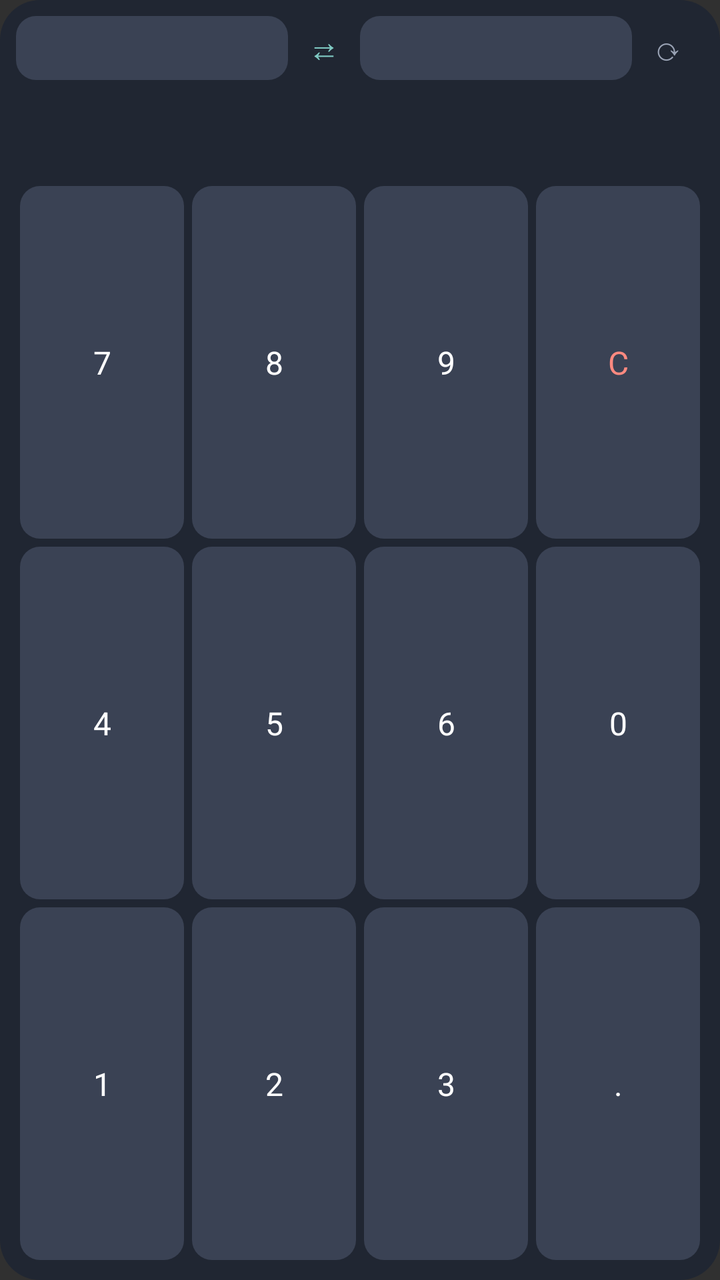
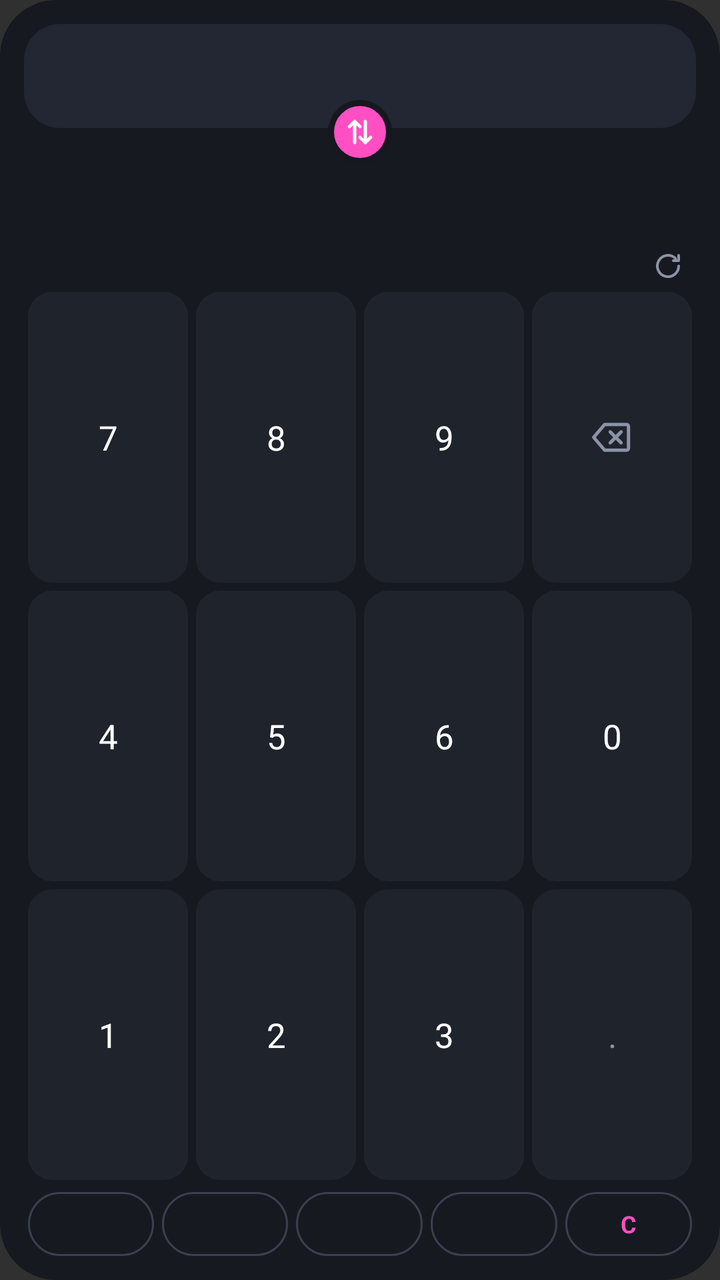

Before-and-after screenshots of an Android layout around one commit, followed by the original layout XML and the change that was made.
<!-- AndroidManifest.xml: application theme android:Theme.Material.NoActionBar -->
<!-- res/layout/fx_widget.xml -->
<?xml version="1.0" encoding="utf-8"?>
<LinearLayout xmlns:android="http://schemas.android.com/apk/res/android"
    android:layout_width="match_parent"
    android:layout_height="match_parent"
    android:background="@drawable/bg"
    android:orientation="vertical"
    android:padding="8dp">

    <LinearLayout
        android:layout_width="match_parent"
        android:layout_height="32dp"
        android:gravity="center_vertical"
        android:orientation="horizontal">
        <TextView android:id="@+id/from_btn" style="@style/FxCurrency" />
        <TextView android:id="@+id/swap_btn" android:layout_width="36dp" android:layout_height="match_parent"
            android:gravity="center" android:textColor="#80CBC4" android:textSize="16sp" android:text="⇄" />
        <TextView android:id="@+id/to_btn" style="@style/FxCurrency" />
        <TextView android:id="@+id/refresh_btn" android:layout_width="36dp" android:layout_height="match_parent"
            android:gravity="center" android:textColor="#9AA3B5" android:textSize="16sp" android:text="⟳" />
    </LinearLayout>

    <LinearLayout
        android:layout_width="match_parent"
        android:layout_height="wrap_content"
        android:layout_marginTop="4dp"
        android:gravity="bottom"
        android:orientation="horizontal">
        <TextView android:id="@+id/amount" android:layout_width="0dp" android:layout_height="wrap_content"
            android:layout_weight="1" android:singleLine="true"
            android:textColor="#FFFFFF" android:textSize="20sp" />
        <TextView android:id="@+id/result" android:layout_width="wrap_content" android:layout_height="wrap_content"
            android:singleLine="true" android:textColor="#80CBC4" android:textSize="22sp" android:textStyle="bold" />
    </LinearLayout>

    <TextView android:id="@+id/status" android:layout_width="match_parent" android:layout_height="wrap_content"
        android:paddingBottom="4dp" android:singleLine="true" android:ellipsize="end"
        android:textColor="#9AA3B5" android:textSize="10sp" />

    <LinearLayout style="@style/FxKeyRow">
        <TextView android:id="@+id/k7" style="@style/FxKey" android:text="7" />
        <TextView android:id="@+id/k8" style="@style/FxKey" android:text="8" />
        <TextView android:id="@+id/k9" style="@style/FxKey" android:text="9" />
        <TextView android:id="@+id/kclr" style="@style/FxKey" android:text="C" android:textColor="#FF8A80" />
    </LinearLayout>
    <LinearLayout style="@style/FxKeyRow">
        <TextView android:id="@+id/k4" style="@style/FxKey" android:text="4" />
        <TextView android:id="@+id/k5" style="@style/FxKey" android:text="5" />
        <TextView android:id="@+id/k6" style="@style/FxKey" android:text="6" />
        <TextView android:id="@+id/k0" style="@style/FxKey" android:text="0" />
    </LinearLayout>
    <LinearLayout style="@style/FxKeyRow">
        <TextView android:id="@+id/k1" style="@style/FxKey" android:text="1" />
        <TextView android:id="@+id/k2" style="@style/FxKey" android:text="2" />
        <TextView android:id="@+id/k3" style="@style/FxKey" android:text="3" />
        <TextView android:id="@+id/kdot" style="@style/FxKey" android:text="." />
    </LinearLayout>
</LinearLayout>
<!-- resources referenced by this layout -->
<resources>
  <!-- drawable bg (drawable) -->
  <?xml version="1.0" encoding="utf-8"?>
  <shape xmlns:android="http://schemas.android.com/apk/res/android">
      <solid android:color="#F2202633" />
      <corners android:radius="20dp" />
  </shape>
  <style name="FxCurrency">
          <item name="android:layout_width">0dp</item>
          <item name="android:layout_height">match_parent</item>
          <item name="android:layout_weight">1</item>
          <item name="android:gravity">center</item>
          <item name="android:background">@drawable/key</item>
          <item name="android:textColor">#FFFFFF</item>
          <item name="android:textSize">13sp</item>
          <item name="android:textStyle">bold</item>
      </style>
  <style name="FxKey">
          <item name="android:layout_width">0dp</item>
          <item name="android:layout_height">match_parent</item>
          <item name="android:layout_weight">1</item>
          <item name="android:layout_margin">2dp</item>
          <item name="android:gravity">center</item>
          <item name="android:background">@drawable/key</item>
          <item name="android:textColor">#FFFFFF</item>
          <item name="android:textSize">16sp</item>
      </style>
  <!-- drawable key (drawable) -->
  <?xml version="1.0" encoding="utf-8"?>
  <shape xmlns:android="http://schemas.android.com/apk/res/android">
      <solid android:color="#3A4254" />
      <corners android:radius="10dp" />
  </shape>
  <!-- unchanged entries left out for length: 1 -->
</resources>

<!-- the commit's change to res/layout/fx_widget.xml (unified diff, before → after) -->
@@ -4,43 +4,67 @@
     android:layout_height="match_parent"
     android:background="@drawable/bg"
     android:orientation="vertical"
-    android:padding="8dp">
+    android:padding="12dp">
+
+    
+    <FrameLayout
+        android:layout_width="match_parent"
+        android:layout_height="wrap_content">
+
+        <LinearLayout
+            android:layout_width="match_parent"
+            android:layout_height="wrap_content"
+            android:orientation="vertical">
+
+            <LinearLayout android:id="@+id/from_row" style="@style/FxRow"
+                android:background="@drawable/row_active">
+                <TextView android:id="@+id/from_flag" style="@style/FxFlag" />
+                <TextView android:id="@+id/from_btn" style="@style/FxCode" />
+                <TextView android:id="@+id/amount" style="@style/FxAmount"
+                    android:textColor="#FFFFFF" />
+            </LinearLayout>
+
+            <LinearLayout android:id="@+id/to_row" style="@style/FxRow"
+                android:layout_marginTop="4dp"
+                android:background="@drawable/row_plain">
+                <TextView android:id="@+id/to_flag" style="@style/FxFlag" />
+                <TextView android:id="@+id/to_btn" style="@style/FxCode" />
+                <TextView android:id="@+id/result" style="@style/FxAmount"
+                    android:textColor="#FF4FC3" />
+            </LinearLayout>
+        </LinearLayout>
+
+        <ImageView
+            android:id="@+id/swap_btn"
+            android:layout_width="32dp"
+            android:layout_height="32dp"
+            android:layout_gravity="center"
+            android:background="@drawable/swap_circle"
+            android:contentDescription="swap"
+            android:scaleType="center"
+            android:src="@drawable/ic_swap" />
+    </FrameLayout>
 
     <LinearLayout
         android:layout_width="match_parent"
-        android:layout_height="32dp"
+        android:layout_height="22dp"
+        android:layout_marginTop="2dp"
         android:gravity="center_vertical"
-        android:orientation="horizontal">
-        <TextView android:id="@+id/from_btn" style="@style/FxCurrency" />
-        <TextView android:id="@+id/swap_btn" android:layout_width="36dp" android:layout_height="match_parent"
-            android:gravity="center" android:textColor="#80CBC4" android:textSize="16sp" android:text="⇄" />
-        <TextView android:id="@+id/to_btn" style="@style/FxCurrency" />
-        <TextView android:id="@+id/refresh_btn" android:layout_width="36dp" android:layout_height="match_parent"
-            android:gravity="center" android:textColor="#9AA3B5" android:textSize="16sp" android:text="⟳" />
+        android:orientation="horizontal"
+        android:paddingStart="4dp">
+        <TextView android:id="@+id/status" android:layout_width="0dp" android:layout_height="wrap_content"
+            android:layout_weight="1" android:singleLine="true" android:ellipsize="end"
+            android:textColor="#8B93A7" android:textSize="11sp" />
+        <ImageView android:id="@+id/refresh_btn" android:layout_width="28dp" android:layout_height="match_parent"
+            android:contentDescription="refresh" android:scaleType="center" android:src="@drawable/ic_refresh" />
     </LinearLayout>
-
-    <LinearLayout
-        android:layout_width="match_parent"
-        android:layout_height="wrap_content"
-        android:layout_marginTop="4dp"
-        android:gravity="bottom"
-        android:orientation="horizontal">
-        <TextView android:id="@+id/amount" android:layout_width="0dp" android:layout_height="wrap_content"
-            android:layout_weight="1" android:singleLine="true"
-            android:textColor="#FFFFFF" android:textSize="20sp" />
-        <TextView android:id="@+id/result" android:layout_width="wrap_content" android:layout_height="wrap_content"
-            android:singleLine="true" android:textColor="#80CBC4" android:textSize="22sp" android:textStyle="bold" />
-    </LinearLayout>
-
-    <TextView android:id="@+id/status" android:layout_width="match_parent" android:layout_height="wrap_content"
-        android:paddingBottom="4dp" android:singleLine="true" android:ellipsize="end"
-        android:textColor="#9AA3B5" android:textSize="10sp" />
 
     <LinearLayout style="@style/FxKeyRow">
         <TextView android:id="@+id/k7" style="@style/FxKey" android:text="7" />
         <TextView android:id="@+id/k8" style="@style/FxKey" android:text="8" />
         <TextView android:id="@+id/k9" style="@style/FxKey" android:text="9" />
-        <TextView android:id="@+id/kclr" style="@style/FxKey" android:text="C" android:textColor="#FF8A80" />
+        <ImageView android:id="@+id/kback" style="@style/FxKey" android:scaleType="center"
+            android:contentDescription="backspace" android:src="@drawable/ic_backspace" />
     </LinearLayout>
     <LinearLayout style="@style/FxKeyRow">
         <TextView android:id="@+id/k4" style="@style/FxKey" android:text="4" />
@@ -52,6 +76,19 @@
         <TextView android:id="@+id/k1" style="@style/FxKey" android:text="1" />
         <TextView android:id="@+id/k2" style="@style/FxKey" android:text="2" />
         <TextView android:id="@+id/k3" style="@style/FxKey" android:text="3" />
-        <TextView android:id="@+id/kdot" style="@style/FxKey" android:text="." />
+        <TextView android:id="@+id/kdot" style="@style/FxKey" android:text="." android:textColor="#8B93A7" />
+    </LinearLayout>
+
+    
+    <LinearLayout
+        android:layout_width="match_parent"
+        android:layout_height="32dp"
+        android:layout_marginTop="4dp"
+        android:orientation="horizontal">
+        <TextView android:id="@+id/q0" style="@style/FxQuick" />
+        <TextView android:id="@+id/q1" style="@style/FxQuick" />
+        <TextView android:id="@+id/q2" style="@style/FxQuick" />
+        <TextView android:id="@+id/q3" style="@style/FxQuick" />
+        <TextView android:id="@+id/kclr" style="@style/FxQuick" android:text="C" android:textColor="#FF4FC3" />
     </LinearLayout>
 </LinearLayout>
<!-- resource entries referenced after the edit -->
@@ -3,18 +3,76 @@
   <!-- drawable bg (drawable) -->
   <?xml version="1.0" encoding="utf-8"?>
   <shape xmlns:android="http://schemas.android.com/apk/res/android">
-      <solid android:color="#F2202633" />
-      <corners android:radius="20dp" />
+      <solid android:color="#F515181F" />
+      <corners android:radius="28dp" />
   </shape>
-  <style name="FxCurrency">
+  <!-- drawable ic_backspace (drawable) -->
+  <?xml version="1.0" encoding="utf-8"?>
+  <vector xmlns:android="http://schemas.android.com/apk/res/android"
+      android:width="22dp" android:height="22dp" android:viewportWidth="24" android:viewportHeight="24">
+      <path android:strokeColor="#8B93A7" android:strokeWidth="1.8" android:strokeLineJoin="round"
+          android:pathData="M8,5H20a1,1 0 0,1 1,1V18a1,1 0 0,1 -1,1H8L2,12Z" />
+      <path android:strokeColor="#8B93A7" android:strokeWidth="1.8" android:strokeLineCap="round"
+          android:pathData="M11,9l6,6M17,9l-6,6" />
+  </vector>
+  <!-- drawable ic_refresh (drawable) -->
+  <?xml version="1.0" encoding="utf-8"?>
+  <vector xmlns:android="http://schemas.android.com/apk/res/android"
+      android:width="16dp" android:height="16dp" android:viewportWidth="24" android:viewportHeight="24">
+      <path android:strokeColor="#8B93A7" android:strokeWidth="2" android:strokeLineCap="round"
+          android:strokeLineJoin="round" android:pathData="M20,12a8,8 0 1,1 -2.35,-5.65M20,4v4h-4" />
+  </vector>
+  <!-- drawable ic_swap (drawable) -->
+  <?xml version="1.0" encoding="utf-8"?>
+  <vector xmlns:android="http://schemas.android.com/apk/res/android"
+      android:width="16dp" android:height="16dp" android:viewportWidth="24" android:viewportHeight="24">
+      <path android:strokeColor="#FFFFFF" android:strokeWidth="2.4" android:strokeLineCap="round"
+          android:strokeLineJoin="round" android:pathData="M8,20V4M4,8l4,-4 4,4M16,4v16M12,16l4,4 4,-4" />
+  </vector>
+  <!-- drawable row_active (drawable) -->
+  <?xml version="1.0" encoding="utf-8"?>
+  <shape xmlns:android="http://schemas.android.com/apk/res/android">
+      <solid android:color="#232733" />
+      <corners android:radius="18dp" />
+  </shape>
+  <!-- drawable row_plain (drawable) -->
+  <?xml version="1.0" encoding="utf-8"?>
+  <shape xmlns:android="http://schemas.android.com/apk/res/android">
+      <solid android:color="#00000000" />
+      <corners android:radius="18dp" />
+  </shape>
+  <!-- drawable swap_circle (drawable) -->
+  <?xml version="1.0" encoding="utf-8"?>
+  <shape xmlns:android="http://schemas.android.com/apk/res/android" android:shape="oval">
+      <solid android:color="#FF4FC3" />
+      <stroke android:width="3dp" android:color="#15181F" />
+  </shape>
+  <style name="FxAmount">
           <item name="android:layout_width">0dp</item>
           <item name="android:layout_height">match_parent</item>
           <item name="android:layout_weight">1</item>
-          <item name="android:gravity">center</item>
-          <item name="android:background">@drawable/key</item>
-          <item name="android:textColor">#FFFFFF</item>
+          <item name="android:layout_marginStart">8dp</item>
+          <item name="android:gravity">end|center_vertical</item>
+          <item name="android:maxLines">1</item>
+          <item name="android:textStyle">bold</item>
+          <item name="android:textSize">28sp</item>
+          <item name="android:autoSizeTextType">uniform</item>
+          <item name="android:autoSizeMinTextSize">16sp</item>
+          <item name="android:autoSizeMaxTextSize">28sp</item>
+      </style>
+  <style name="FxCode">
+          <item name="android:layout_width">wrap_content</item>
+          <item name="android:layout_height">match_parent</item>
+          <item name="android:layout_marginStart">8dp</item>
+          <item name="android:gravity">center_vertical</item>
+          <item name="android:textColor">#8B93A7</item>
           <item name="android:textSize">13sp</item>
           <item name="android:textStyle">bold</item>
+      </style>
+  <style name="FxFlag">
+          <item name="android:layout_width">wrap_content</item>
+          <item name="android:layout_height">wrap_content</item>
+          <item name="android:textSize">24sp</item>
       </style>
   <style name="FxKey">
           <item name="android:layout_width">0dp</item>
@@ -24,13 +82,41 @@
           <item name="android:gravity">center</item>
           <item name="android:background">@drawable/key</item>
           <item name="android:textColor">#FFFFFF</item>
-          <item name="android:textSize">16sp</item>
+          <item name="android:textSize">17sp</item>
+      </style>
+  <style name="FxQuick">
+          <item name="android:layout_width">0dp</item>
+          <item name="android:layout_height">match_parent</item>
+          <item name="android:layout_weight">1</item>
+          <item name="android:layout_marginStart">2dp</item>
+          <item name="android:layout_marginEnd">2dp</item>
+          <item name="android:gravity">center</item>
+          <item name="android:background">@drawable/chip</item>
+          <item name="android:maxLines">1</item>
+          <item name="android:textColor">#FFFFFF</item>
+          <item name="android:textSize">12sp</item>
+          <item name="android:textStyle">bold</item>
+      </style>
+  <style name="FxRow">
+          <item name="android:layout_width">match_parent</item>
+          <item name="android:layout_height">52dp</item>
+          <item name="android:gravity">center_vertical</item>
+          <item name="android:orientation">horizontal</item>
+          <item name="android:paddingStart">12dp</item>
+          <item name="android:paddingEnd">14dp</item>
       </style>
   <!-- drawable key (drawable) -->
   <?xml version="1.0" encoding="utf-8"?>
   <shape xmlns:android="http://schemas.android.com/apk/res/android">
-      <solid android:color="#3A4254" />
-      <corners android:radius="10dp" />
+      <solid android:color="#1F232C" />
+      <corners android:radius="12dp" />
+  </shape>
+  <!-- drawable chip (drawable) -->
+  <?xml version="1.0" encoding="utf-8"?>
+  <shape xmlns:android="http://schemas.android.com/apk/res/android">
+      <solid android:color="#00000000" />
+      <stroke android:width="1dp" android:color="#3A4050" />
+      <corners android:radius="16dp" />
   </shape>
   <!-- unchanged entries left out for length: 1 -->
 </resources>
